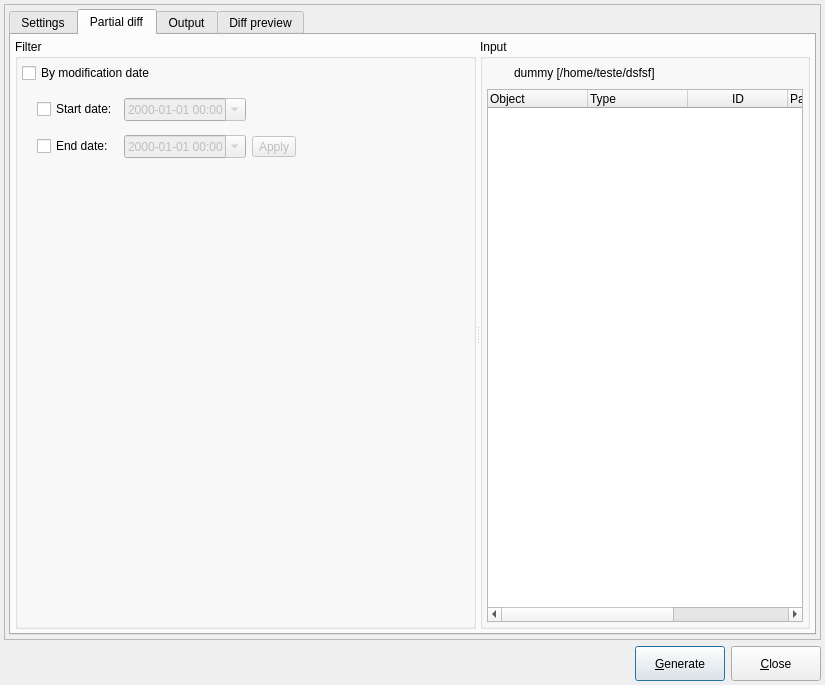
This is libpgmodeler_ui/ui/modeldatabasediffform.ui in pgmodeler/pgmodeler as Qt 5 draws it before an edit. The edited form follows.
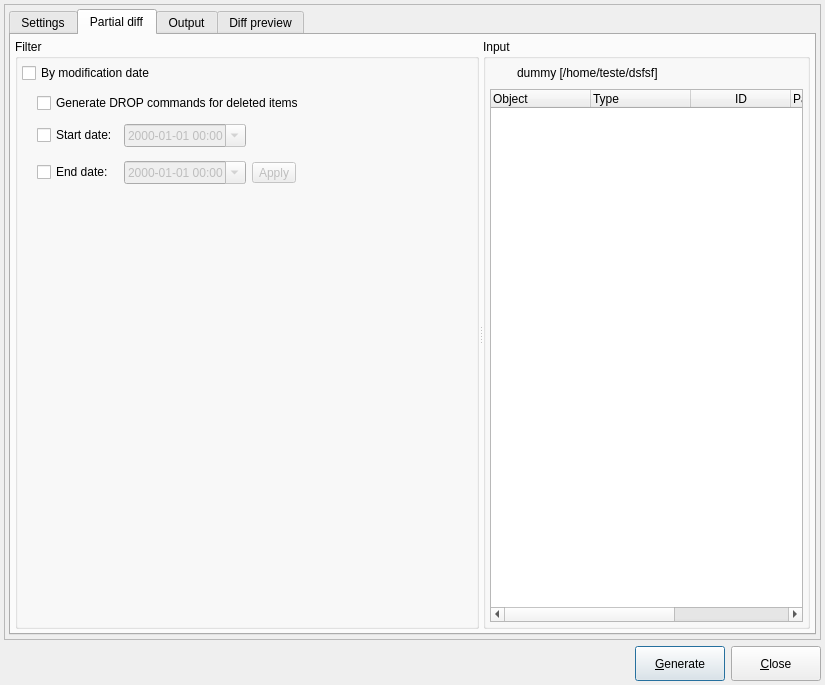
This is the edited form. The open tabs and pages were chosen to show the change. Icons and pictures are not drawn.

Patch:
```diff
--- a/libpgmodeler_ui/ui/modeldatabasediffform.ui
+++ b/libpgmodeler_ui/ui/modeldatabasediffform.ui
@@ -1475,14 +1475,14 @@
                      <property name="bottomMargin">
                       <number>4</number>
                      </property>
-                     <item row="0" column="0">
+                     <item row="2" column="0">
                       <widget class="QCheckBox" name="start_date_chk">
                        <property name="text">
                         <string>Start date:</string>
                        </property>
                       </widget>
                      </item>
-                     <item row="0" column="3" rowspan="2">
+                     <item row="2" column="3" rowspan="2">
                       <spacer name="horizontalSpacer_11">
                        <property name="orientation">
                         <enum>Qt::Horizontal</enum>
@@ -1495,7 +1495,26 @@
                        </property>
                       </spacer>
                      </item>
-                     <item row="1" column="2">
+                     <item row="2" column="1">
+                      <widget class="QDateTimeEdit" name="start_date_dt">
+                       <property name="enabled">
+                        <bool>false</bool>
+                       </property>
+                       <property name="sizePolicy">
+                        <sizepolicy hsizetype="Preferred" vsizetype="Fixed">
+                         <horstretch>0</horstretch>
+                         <verstretch>0</verstretch>
+                        </sizepolicy>
+                       </property>
+                       <property name="displayFormat">
+                        <string>yyyy-MM-dd HH:mm</string>
+                       </property>
+                       <property name="calendarPopup">
+                        <bool>true</bool>
+                       </property>
+                      </widget>
+                     </item>
+                     <item row="3" column="2">
                       <widget class="QToolButton" name="apply_by_date_tb">
                        <property name="enabled">
                         <bool>false</bool>
@@ -1524,26 +1543,7 @@
                        </property>
                       </widget>
                      </item>
-                     <item row="0" column="1">
-                      <widget class="QDateTimeEdit" name="start_date_dt">
-                       <property name="enabled">
-                        <bool>false</bool>
-                       </property>
-                       <property name="sizePolicy">
-                        <sizepolicy hsizetype="Preferred" vsizetype="Fixed">
-                         <horstretch>0</horstretch>
-                         <verstretch>0</verstretch>
-                        </sizepolicy>
-                       </property>
-                       <property name="displayFormat">
-                        <string>yyyy-MM-dd HH:mm</string>
-                       </property>
-                       <property name="calendarPopup">
-                        <bool>true</bool>
-                       </property>
-                      </widget>
-                     </item>
-                     <item row="1" column="0">
+                     <item row="3" column="0">
                       <widget class="QCheckBox" name="end_date_chk">
                        <property name="enabled">
                         <bool>true</bool>
@@ -1553,7 +1553,7 @@
                        </property>
                       </widget>
                      </item>
-                     <item row="1" column="1">
+                     <item row="3" column="1">
                       <widget class="QDateTimeEdit" name="end_date_dt">
                        <property name="enabled">
                         <bool>false</bool>
@@ -1572,7 +1572,7 @@
                        </property>
                       </widget>
                      </item>
-                     <item row="2" column="1">
+                     <item row="5" column="1">
                       <spacer name="verticalSpacer_4">
                        <property name="orientation">
                         <enum>Qt::Vertical</enum>
@@ -1585,6 +1585,19 @@
                        </property>
                       </spacer>
                      </item>
+                     <item row="1" column="0" colspan="4">
+                      <widget class="QCheckBox" name="gen_drop_del_items_chk">
+                       <property name="toolTip">
+                        <string>Generates &lt;strong&gt;DROP&lt;/strong&gt; commands from changelog entries related to objects deleted from the database model.</string>
+                       </property>
+                       <property name="statusTip">
+                        <string/>
+                       </property>
+                       <property name="text">
+                        <string>Generate DROP commands for deleted items</string>
+                       </property>
+                      </widget>
+                     </item>
                     </layout>
                    </widget>
                   </item>
```
Left out of the diff: 6 changed lines with no effect on the pictures.
